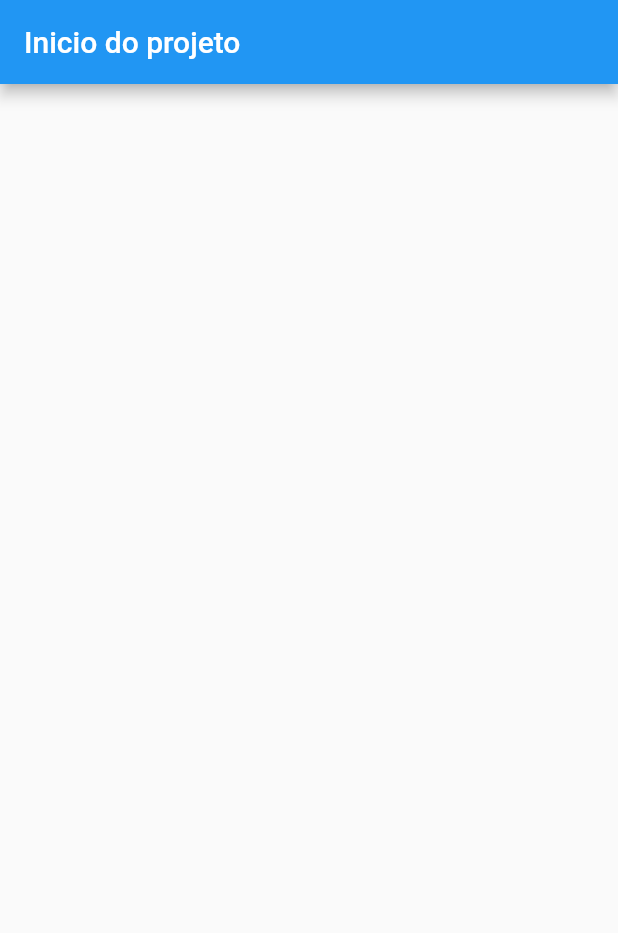
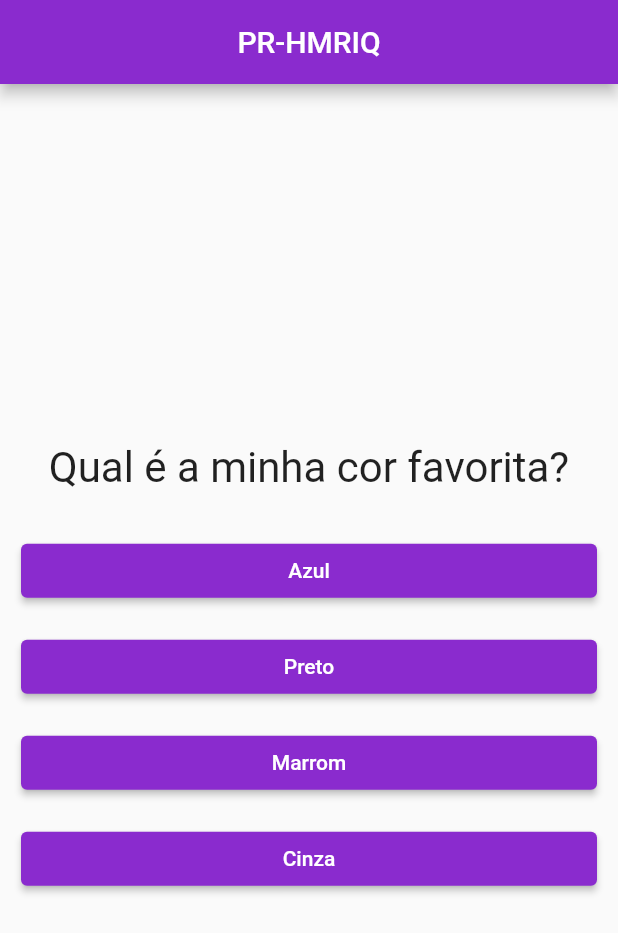
Before and after one commit to henriqdsvlima/hmriq_faq, a Flutter app: the screen it shows after launch, on a phone screen of 412 x 824 dp. Shown: the top 933 px of the screen. Run offline on Flutter 3.47's test engine with Material 2 defaults, Android fonts, the phone set to English and light mode, and no system bars.

Commit message:
Refatorando e criando a logica das perguntas/respostas

```diff
--- /dev/null
+++ b/lib/answer.dart
@@ -0,0 +1,30 @@
+import 'package:flutter/material.dart';
+
+final _color = Color(0xff8a2bce);
+
+class Answer extends StatelessWidget {
+  final text;
+  final void Function() whenSelectedCallMe;
+
+  Answer(this.text, this.whenSelectedCallMe);
+
+  @override
+  Widget build(BuildContext context) {
+    return Container(
+      width: 400,
+      child: Padding(
+        padding: const EdgeInsets.all(8.0),
+        child: ElevatedButton(
+          style: ButtonStyle(
+            backgroundColor: MaterialStateProperty.all<Color>(_color),
+          ),
+          child: Text(
+            text,
+            style: TextStyle(color: Colors.white),
+          ),
+          onPressed: whenSelectedCallMe,
+        ),
+      ),
+    );
+  }
+}
--- a/lib/main.dart
+++ b/lib/main.dart
@@ -1,57 +1,90 @@
+import 'package:faq_rique/answer.dart';
+import 'package:faq_rique/question.dart';
 import 'package:flutter/material.dart';
 
-void main() {
-  runApp(MyApp());
+main() {
+  runApp(new PerguntaApp());
 }
 
-class MyApp extends StatelessWidget {
-  // This widget is the root of your application.
+class PerguntaApp extends StatefulWidget {
   @override
-  Widget build(BuildContext context) {
-    return MaterialApp(
-      title: 'Flutter Demo',
-      theme: ThemeData(
-        primarySwatch: Colors.blue,
-      ),
-      home: MyHomePage(title: 'Flutter Demo Home Page'),
-    );
-  }
+  _PerguntaAppState createState() => _PerguntaAppState();
 }
 
-class MyHomePage extends StatefulWidget {
-  MyHomePage({Key key, this.title}) : super(key: key);
+class _PerguntaAppState extends State<PerguntaApp> {
+  // final List<Map<String, Object>> questions = [
+  final _questions = const [
+    {
+      'texto': 'Qual é a minha cor favorita?',
+      'resposta': ['Azul', 'Preto', 'Marrom', 'Cinza'],
+    },
+    {
+      'texto': 'Qual a minha banda favorita?',
+      'resposta': [
+        'Death cab for cutie',
+        'Bon iver',
+        'American Football',
+        'The Kooks'
+      ],
+    },
+    {
+      'texto': 'Qual animal favorito?',
+      'resposta': ['Elefante', 'Baleia', 'Cachorro', 'Aranha'],
+    },
+  ];
+  var _questionSelected = 0;
 
-  final String title;
+  void _answer() {
+    if (isThisQuestionSelected) {
+      setState(() {
+        _questionSelected++;
+      });
+      print(_questionSelected);
+    }
+  }
 
-  @override
-  _MyHomePageState createState() => _MyHomePageState();
-}
+  bool get isThisQuestionSelected {
+    return _questionSelected < _questions.length;
+  }
 
-class _MyHomePageState extends State<MyHomePage> {
-  int _counter = 0;
-
-  void _incrementCounter() {
-    setState(() {
-      // This call to setState tells the Flutter framework that something has
-      // changed in this State, which causes it to rerun the build method below
-      // so that the display can reflect the updated values. If we changed
-      // _counter without calling setState(), then the build method would not be
-      // called again, and so nothing would appear to happen.
-      _counter++;
-    });
-  }
+  final colors = [
+    Color(0xff8a2bce),
+  ];
 
   @override
   Widget build(BuildContext context) {
-    // This method is rerun every time setState is called, for instance as done
-    // by the _incrementCounter method above.
-    //
-    // The Flutter framework has been optimized to make rerunning build methods
-    // fast, so that you can just rebuild anything that needs updating rather
-    // than having to individually change instances of widgets.
-    return Scaffold(
-      appBar: AppBar(
-        title: Text('Inicio do projeto'),
+    //declarativo
+
+    List<String> answers = isThisQuestionSelected
+        ? _questions[_questionSelected]['resposta']
+        : null;
+    //pega as respostas, converte a lista de strings para lista de widgets e uma vez convertendo pra widgets converte o resultado  do map em uma lista
+
+    //imperativo
+    // for (String answerText in answers) {
+    //   answersList.add(Answer(answerText, _answer));
+    // }
+
+    return MaterialApp(
+      home: Scaffold(
+        appBar: AppBar(
+          centerTitle: true,
+          backgroundColor: colors[0],
+          title: Text('PR-HMRIQ'),
+        ),
+        body: isThisQuestionSelected
+            ? Column(
+                mainAxisAlignment: MainAxisAlignment.center,
+                children: <Widget>[
+                  Question(_questions[_questionSelected]['texto']),
+                  ...answers
+                      .map((text) => Answer(text, _answer))
+                      .toList(), // essas reticencias vão fazer com que a lista seja adicionada na outra lista
+                ],
+              )
+            : Center(
+                child: Text('Parabens!', style: TextStyle(fontSize: 29)),
+              ),
       ),
     );
   }
--- /dev/null
+++ b/lib/question.dart
@@ -0,0 +1,19 @@
+import 'package:flutter/material.dart';
+
+class Question extends StatelessWidget {
+  final String text;
+  Question(this.text);
+
+  @override
+  Widget build(BuildContext context) {
+    return Container(
+      width: double.infinity,
+      margin: EdgeInsets.all(20),
+      child: Text(text,
+          style: TextStyle(
+            fontSize: 28,
+          ),
+          textAlign: TextAlign.center),
+    );
+  }
+}
```
Also changed, not shown: 1 other file.
